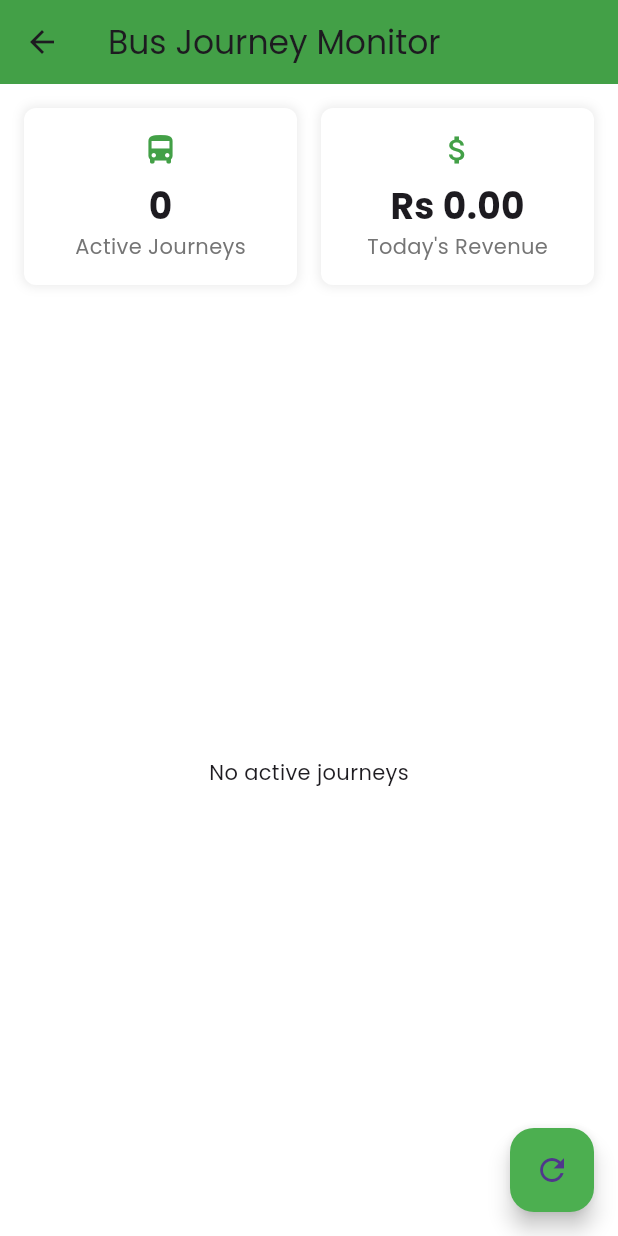
After one commit to darwinacharya3/FairBus, a Flutter app: the BusJourneyMonitorScreen screen opened by its route, on a phone screen of 412 x 824 dp. The commit adds this screen. Run offline on Flutter 3.47's test engine with Material 3 defaults, Android fonts, the phone set to English and light mode, and no system bars; our stand-ins replace cached_network_image, cloud_firestore, firebase_auth, firebase_core, firebase_database, flutter_map and 8 more; missing offline and left inert: flutter_map_marker_popup; accounts and stored records are empty.

Commit message:
bus journey monitoring

```diff
--- a/lib/main.dart
+++ b/lib/main.dart
@@ -12,6 +12,8 @@ import 'package:major_project/views/user_verification_screen.dart';
 import 'package:major_project/controller/admin_gaurd.dart';
 import 'package:major_project/views/admin_dashboard_screen.dart';
 import 'package:major_project/controller/auth_controller.dart';
+import 'package:major_project/views/busjourney_monitor_screen.dart';
+
 
 void main() async {
   WidgetsFlutterBinding.ensureInitialized();
@@ -50,8 +52,11 @@ class MyApp extends StatelessWidget {
           transition: Transition.fadeIn
       ),
 
-
-
+    GetPage(
+        name: '/admin/journeys',
+        page: () => BusJourneyMonitorScreen(),
+        middlewares: [RouteGuard()],
+),
         // Protected admin routes with middleware
         GetPage(
             name: '/admin/users',
--- a/lib/views/admin_dashboard_screen.dart
+++ b/lib/views/admin_dashboard_screen.dart
@@ -247,6 +247,18 @@ class AdminDashboardScreen extends StatelessWidget {
                         },
                       ),
                     ),
+                    SizedBox(
+                      width: (constraints.maxWidth - 16) / 2,
+                       child:_buildFeatureCard(
+                                'Journey Monitor',
+                                'Track bus journeys',
+                                  Icons.map,
+                                 Colors.blue[600]!,
+                                () => Get.toNamed('/admin/journeys'),
+                              ),
+
+                    ),
+
                     SizedBox(
                       width: (constraints.maxWidth - 16) / 2,
                       child: _buildFeatureCard(
--- /dev/null
+++ b/lib/views/busjourney_monitor_screen.dart
@@ -0,0 +1,180 @@
+import 'package:flutter/material.dart';
+import 'package:firebase_database/firebase_database.dart';
+// import 'package:get/get.dart';
+// import 'package:intl/intl.dart';
+
+class BusJourneyMonitorScreen extends StatelessWidget {
+  final FirebaseDatabase _database = FirebaseDatabase.instance;
+
+  BusJourneyMonitorScreen({Key? key}) : super(key: key);
+
+  @override
+  Widget build(BuildContext context) {
+    return Scaffold(
+      appBar: AppBar(
+        title: const Text('Bus Journey Monitor'),
+        backgroundColor: Colors.green[600],
+      ),
+      body: Column(
+        children: [
+          // Stats Cards
+          Padding(
+            padding: const EdgeInsets.all(16.0),
+            child: Row(
+              children: [
+                Expanded(
+                  child: _buildStatsCard(
+                    'Active Journeys',
+                    StreamBuilder(
+                      stream: _database.ref('bus_entries').onValue,
+                      builder: (context, AsyncSnapshot<DatabaseEvent> snapshot) {
+                        if (!snapshot.hasData) return const Text('...');
+                        final Map<dynamic, dynamic>? entries =
+                          snapshot.data?.snapshot.value as Map?;
+                        return Text(
+                          '${entries?.length ?? 0}',
+                          style: const TextStyle(
+                            fontSize: 24,
+                            fontWeight: FontWeight.bold,
+                          ),
+                        );
+                      },
+                    ),
+                    Icons.directions_bus,
+                  ),
+                ),
+                const SizedBox(width: 16),
+                Expanded(
+                  child: _buildStatsCard(
+                    'Today\'s Revenue',
+                    StreamBuilder(
+                      stream: _database.ref('bus_exits').onValue,
+                      builder: (context, AsyncSnapshot<DatabaseEvent> snapshot) {
+                        if (!snapshot.hasData) return const Text('...');
+                        final Map<dynamic, dynamic>? exits =
+                          snapshot.data?.snapshot.value as Map?;
+                        double totalRevenue = 0;
+                        exits?.forEach((key, value) {
+                          if (value['exit_time'].toString().startsWith('2025-2-9')) {
+                            totalRevenue += (value['fare'] ?? 0).toDouble();
+                          }
+                        });
+                        return Text(
+                          'Rs ${totalRevenue.toStringAsFixed(2)}',
+                          style: const TextStyle(
+                            fontSize: 24,
+                            fontWeight: FontWeight.bold,
+                          ),
+                        );
+                      },
+                    ),
+                    Icons.attach_money,
+                  ),
+                ),
+              ],
+            ),
+          ),
+
+          // Real-time Journey List
+          Expanded(
+            child: StreamBuilder(
+              stream: _database.ref('bus_entries').onValue,
+              builder: (context, AsyncSnapshot<DatabaseEvent> snapshot) {
+                if (!snapshot.hasData) {
+                  return const Center(child: CircularProgressIndicator());
+                }
+
+                final Map<dynamic, dynamic>? entries =
+                  snapshot.data?.snapshot.value as Map?;
+                if (entries == null) {
+                  return const Center(child: Text('No active journeys'));
+                }
+
+                return ListView.builder(
+                  itemCount: entries.length,
+                  itemBuilder: (context, index) {
+                    final entry = entries.entries.elementAt(index);
+                    return _buildJourneyCard(entry.key, entry.value);
+                  },
+                );
+              },
+            ),
+          ),
+        ],
+      ),
+      floatingActionButton: FloatingActionButton(
+        onPressed: () {
+          // Refresh data
+          _database.ref().get();
+        },
+        child: const Icon(Icons.refresh),
+        backgroundColor: Colors.green,
+      ),
+    );
+  }
+
+  Widget _buildStatsCard(String title, Widget value, IconData icon) {
+    return Container(
+      padding: const EdgeInsets.all(16),
+      decoration: BoxDecoration(
+        color: Colors.white,
+        borderRadius: BorderRadius.circular(8),
+        boxShadow: [
+          BoxShadow(
+            color: Colors.grey.withOpacity(0.2),
+            spreadRadius: 1,
+            blurRadius: 5,
+          ),
+        ],
+      ),
+      child: Column(
+        children: [
+          Icon(icon, color: Colors.green[600], size: 24),
+          const SizedBox(height: 8),
+          value,
+          Text(
+            title,
+            style: TextStyle(
+              color: Colors.grey[600],
+              fontSize: 14,
+            ),
+          ),
+        ],
+      ),
+    );
+  }
+
+  Widget _buildJourneyCard(String rfidId, Map<dynamic, dynamic> journeyData) {
+    return Card(
+      margin: const EdgeInsets.symmetric(horizontal: 16, vertical: 8),
+      child: StreamBuilder(
+        stream: _database.ref('bus_exits/$rfidId').onValue,
+        builder: (context, AsyncSnapshot<DatabaseEvent> snapshot) {
+          final exitData = snapshot.data?.snapshot.value as Map?;
+
+          return ListTile(
+            leading: Icon(
+              exitData == null ? Icons.directions_bus : Icons.done_all,
+              color: exitData == null ? Colors.blue : Colors.green,
+            ),
+            title: Text('RFID: $rfidId'),
+            subtitle: Column(
+              crossAxisAlignment: CrossAxisAlignment.start,
+              children: [
+                Text('Entry: ${journeyData['entry_time']}'),
+                if (exitData != null) ...[
+                  Text('Exit: ${exitData['exit_time']}'),
+                  Text('Fare: Rs ${exitData['fare']}'),
+                  Text('Distance: ${exitData['distance']} km'),
+                ],
+              ],
+            ),
+            trailing: exitData == null
+              ? const Text('In Progress', style: TextStyle(color: Colors.blue))
+              : Text('Completed', style: TextStyle(color: Colors.green[600])),
+          );
+        },
+      ),
+    );
+  }
+}
--- a/pubspec.yaml
+++ b/pubspec.yaml
@@ -67,6 +67,7 @@ dependencies:
   flutter_tts: ^4.2.1
   device_info_plus: ^11.2.0
   cached_network_image: ^3.4.1
+  firebase_database: ^11.3.2
 
 dev_dependencies:
   flutter_test:
```
Also changed, not shown: pubspec.lock, 3 other files.
